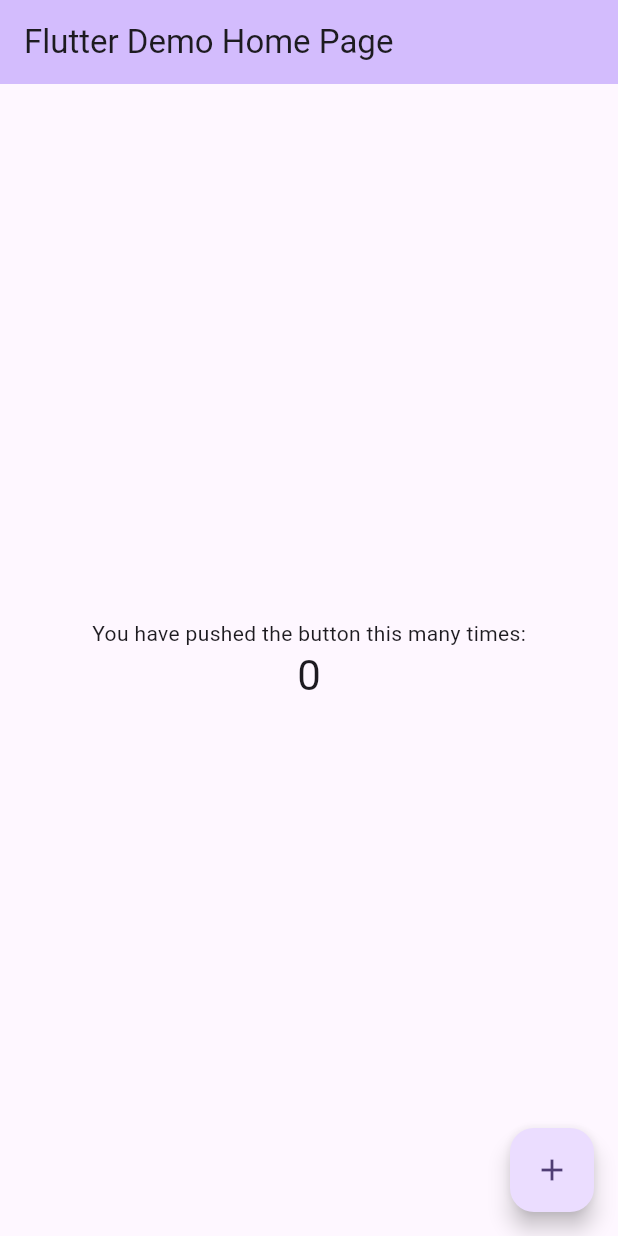
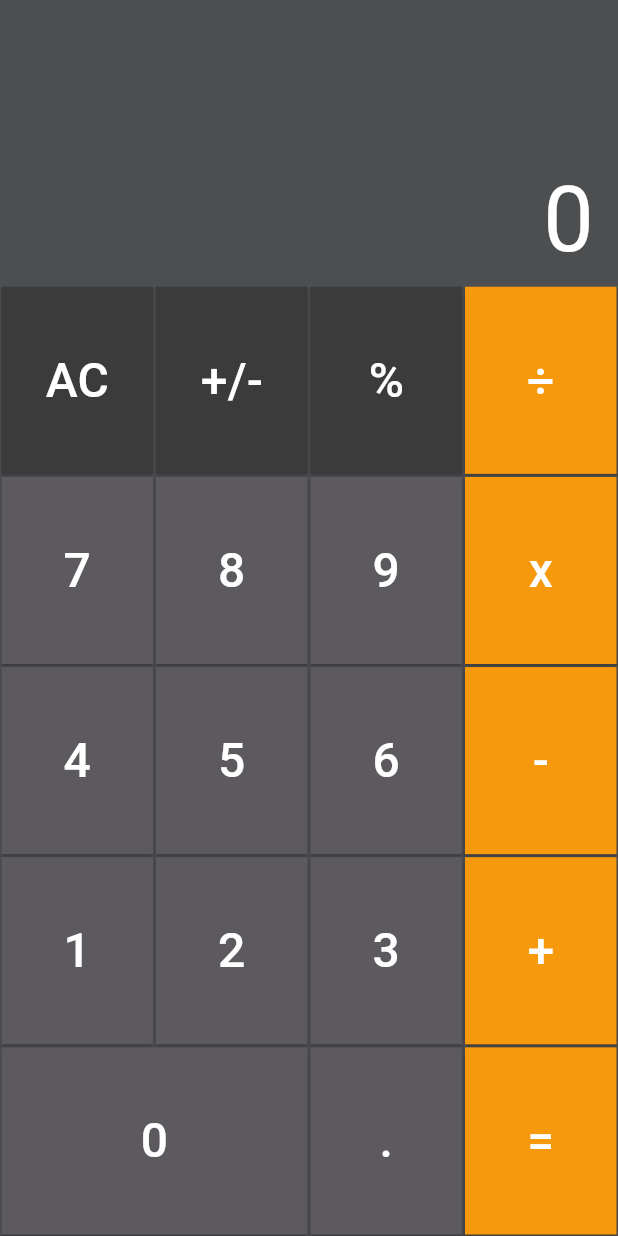
Before and after one commit to Okariuss/flutter-bootcamp-odev-1, a Flutter app: the screen it shows after launch, on a phone screen of 412 x 824 dp. Run offline on Flutter 3.47's test engine with Material 2 defaults, Android fonts, the phone set to English and light mode, and no system bars; generated files the repository leaves out were written again.

Commit message:
iOS Calculator with add operation finished

```diff
--- /dev/null
+++ b/Ödev 5/calculator/lib/app_colors.dart
@@ -0,0 +1,8 @@
+import 'package:flutter/material.dart';
+
+class AppColors {
+  static const backgroundColor = Color.fromRGBO(76, 78, 80, 1);
+  static const operationColor = Color.fromRGBO(247, 153, 12, 1);
+  static const numberColor = Color.fromRGBO(92, 90, 95, 1);
+  static const removeColor = Color.fromRGBO(59, 59, 59, 1);
+}
--- /dev/null
+++ b/Ödev 5/calculator/lib/calculator.dart
@@ -0,0 +1,327 @@
+import 'package:calculator/app_colors.dart';
+import 'package:calculator/default_button.dart';
+import 'package:calculator/result_text.dart';
+import 'package:flutter/material.dart';
+
+class Calculator extends StatefulWidget {
+  const Calculator({super.key});
+
+  @override
+  State<Calculator> createState() => _CalculatorState();
+}
+
+class _CalculatorState extends State<Calculator> {
+  String result = "0", removeString = "AC";
+  double fontSize = 60, showResult = 0;
+  bool isEqualClicked = false;
+
+  @override
+  Widget build(BuildContext context) {
+    double width = MediaQuery.sizeOf(context).width;
+
+    return Scaffold(
+      backgroundColor: AppColors.backgroundColor,
+      body: Column(
+        crossAxisAlignment: CrossAxisAlignment.stretch,
+        children: [
+          Expanded(
+            flex: 3,
+            child: Row(
+              mainAxisAlignment: MainAxisAlignment.end,
+              crossAxisAlignment: CrossAxisAlignment.end,
+              children: [
+                Padding(
+                  padding: const EdgeInsets.symmetric(horizontal: 16.0),
+                  child: ResultText(
+                    result: result,
+                    fontSize: fontSize,
+                  ),
+                ),
+              ],
+            ),
+          ),
+          Expanded(
+            flex: 2,
+            child: Row(
+              crossAxisAlignment: CrossAxisAlignment.stretch,
+              children: [
+                Expanded(
+                  child: DefaultButton(
+                    color: AppColors.removeColor,
+                    name: removeString,
+                    onPressed: () {
+                      setState(() {
+                        removeString = "AC";
+                        result = "0";
+                        showResult = 0;
+                        fontSize = 60;
+                      });
+                    },
+                  ),
+                ),
+                Expanded(
+                  child: DefaultButton(
+                    color: AppColors.removeColor,
+                    name: "+/-",
+                    onPressed: () {},
+                  ),
+                ),
+                Expanded(
+                  child: DefaultButton(
+                    color: AppColors.removeColor,
+                    name: "%",
+                    onPressed: () {},
+                  ),
+                ),
+                Expanded(
+                  child: DefaultButton(
+                    color: AppColors.operationColor,
+                    name: "÷",
+                    onPressed: () {},
+                  ),
+                ),
+              ],
+            ),
+          ),
+          Expanded(
+            flex: 2,
+            child: Row(
+              crossAxisAlignment: CrossAxisAlignment.stretch,
+              children: [
+                Expanded(
+                  child: DefaultButton(
+                    color: AppColors.numberColor,
+                    name: "7",
+                    onPressed: () {
+                      setState(() {
+                        changeUI(width, "7");
+                      });
+                    },
+                  ),
+                ),
+                Expanded(
+                  child: DefaultButton(
+                    color: AppColors.numberColor,
+                    name: "8",
+                    onPressed: () {
+                      setState(() {
+                        changeUI(width, "8");
+                      });
+                    },
+                  ),
+                ),
+                Expanded(
+                  child: DefaultButton(
+                    color: AppColors.numberColor,
+                    name: "9",
+                    onPressed: () {
+                      setState(() {
+                        changeUI(width, "9");
+                      });
+                    },
+                  ),
+                ),
+                Expanded(
+                  child: DefaultButton(
+                    color: AppColors.operationColor,
+                    name: "x",
+                    onPressed: () {},
+                  ),
+                ),
+              ],
+            ),
+          ),
+          Expanded(
+            flex: 2,
+            child: Row(
+              crossAxisAlignment: CrossAxisAlignment.stretch,
+              children: [
+                Expanded(
+                  child: DefaultButton(
+                    color: AppColors.numberColor,
+                    name: "4",
+                    onPressed: () {
+                      setState(() {
+                        changeUI(width, "4");
+                      });
+                    },
+                  ),
+                ),
+                Expanded(
+                  child: DefaultButton(
+                    color: AppColors.numberColor,
+                    name: "5",
+                    onPressed: () {
+                      setState(() {
+                        changeUI(width, "5");
+                      });
+                    },
+                  ),
+                ),
+                Expanded(
+                  child: DefaultButton(
+                    color: AppColors.numberColor,
+                    name: "6",
+                    onPressed: () {
+                      setState(() {
+                        changeUI(width, "6");
+                      });
+                    },
+                  ),
+                ),
+                Expanded(
+                  child: DefaultButton(
+                    color: AppColors.operationColor,
+                    name: "-",
+                    onPressed: () {},
+                  ),
+                ),
+              ],
+            ),
+          ),
+          Expanded(
+            flex: 2,
+            child: Row(
+              crossAxisAlignment: CrossAxisAlignment.stretch,
+              children: [
+                Expanded(
+                  child: DefaultButton(
+                    color: AppColors.numberColor,
+                    name: "1",
+                    onPressed: () {
+                      setState(() {
+                        changeUI(width, "1");
+                      });
+                    },
+                  ),
+                ),
+                Expanded(
+                  child: DefaultButton(
+                    color: AppColors.numberColor,
+                    name: "2",
+                    onPressed: () {
+                      setState(() {
+                        changeUI(width, "2");
+                      });
+                    },
+                  ),
+                ),
+                Expanded(
+                  child: DefaultButton(
+                    color: AppColors.numberColor,
+                    name: "3",
+                    onPressed: () {
+                      setState(() {
+                        changeUI(width, "3");
+                      });
+                    },
+                  ),
+                ),
+                Expanded(
+                  child: DefaultButton(
+                    color: AppColors.operationColor,
+                    name: "+",
+                    onPressed: () {
+                      showResult == 0
+                          ? showResult = double.parse(result)
+                          : showResult += double.parse(result);
+
+                      result = "0";
+                    },
+                  ),
+                ),
+              ],
+            ),
+          ),
+          Expanded(
+            flex: 2,
+            child: Row(
+              crossAxisAlignment: CrossAxisAlignment.stretch,
+              children: [
+                Expanded(
+                  child: DefaultButton(
+                    color: AppColors.numberColor,
+                    name: "0",
+                    onPressed: () {
+                      setState(() {
+                        changeUI(width, "0");
+                      });
+                    },
+                  ),
+                ),
+                Expanded(
+                  child: Row(
+                    crossAxisAlignment: CrossAxisAlignment.stretch,
+                    children: [
+                      Expanded(
+                        child: DefaultButton(
+                          color: AppColors.numberColor,
+                          name: ".",
+                          onPressed: () {
+                            setState(() {
+                              removeString = "C";
+                              isEqualClicked
+                                  ? result = "0."
+                                  : {
+                                      if (!result.contains(".")) {result += "."}
+                                    };
+                              isEqualClicked = false;
+                            });
+                          },
+                        ),
+                      ),
+                      Expanded(
+                        child: DefaultButton(
+                          color: AppColors.operationColor,
+                          name: "=",
+                          onPressed: () {
+                            setState(() {
+                              isEqualClicked = true;
+                              if (result != 0) {
+                                result = "${showResult + double.parse(result)}";
+                                showResult = 0;
+                              } else {
+                                result = "$showResult";
+                              }
+                              resultFormat();
+                              checkSize(width);
+                            });
+                          },
+                        ),
+                      ),
+                    ],
+                  ),
+                ),
+              ],
+            ),
+          ),
+        ],
+      ),
+    );
+  }
+
+  void changeUI(double width, String name) {
+    checkSize(width);
+    removeString = "C";
+    isEqualClicked
+        ? result = name
+        : (result == "0" ? result = name : result += name);
+    isEqualClicked = false;
+  }
+
+  void resultFormat() {
+    if (result.endsWith(".")) {
+      result = result.replaceAll(".", "");
+    } else if (result.endsWith(".0")) {
+      result = result.replaceAll(".0", "");
+    }
+  }
+
+  void checkSize(double width) {
+    if (result.length * fontSize < width) {
+      fontSize = 60;
+    } else {
+      fontSize = width / result.length;
+    }
+  }
+}
--- /dev/null
+++ b/Ödev 5/calculator/lib/default_button.dart
@@ -0,0 +1,36 @@
+import 'package:flutter/material.dart';
+
+class DefaultButton extends StatefulWidget {
+  final Color color;
+  final String name;
+  final void Function()? onPressed;
+
+  const DefaultButton(
+      {super.key, required this.color, required this.name, this.onPressed});
+  @override
+  State<DefaultButton> createState() => _DefaultButtonState();
+}
+
+class _DefaultButtonState extends State<DefaultButton> {
+  @override
+  Widget build(BuildContext context) {
+    return Padding(
+      padding: const EdgeInsets.all(1),
+      child: ElevatedButton(
+        style: ElevatedButton.styleFrom(
+          shape: const LinearBorder(),
+          backgroundColor: widget.color,
+          foregroundColor: Colors.grey,
+        ),
+        onPressed: widget.onPressed,
+        child: Text(
+          widget.name,
+          style: const TextStyle(
+            fontSize: 32,
+            color: Colors.white,
+          ),
+        ),
+      ),
+    );
+  }
+}
--- a/Ödev 5/calculator/lib/main.dart
+++ b/Ödev 5/calculator/lib/main.dart
@@ -1,3 +1,4 @@
+import 'package:calculator/calculator.dart';
 import 'package:flutter/material.dart';
 
 void main() {
@@ -7,119 +8,16 @@ void main() {
 class MyApp extends StatelessWidget {
   const MyApp({super.key});
 
-  // This widget is the root of your application.
   @override
   Widget build(BuildContext context) {
     return MaterialApp(
       title: 'Flutter Demo',
+      debugShowCheckedModeBanner: false,
       theme: ThemeData(
-        // This is the theme of your application.
-        //
-        // TRY THIS: Try running your application with "flutter run". You'll see
-        // the application has a blue toolbar. Then, without quitting the app,
-        // try changing the seedColor in the colorScheme below to Colors.green
-        // and then invoke "hot reload" (save your changes or press the "hot
-        // reload" button in a Flutter-supported IDE, or press "r" if you used
-        // the command line to start the app).
-        //
-        // Notice that the counter didn't reset back to zero; the application
-        // state is not lost during the reload. To reset the state, use hot
-        // restart instead.
-        //
-        // This works for code too, not just values: Most code changes can be
-        // tested with just a hot reload.
         colorScheme: ColorScheme.fromSeed(seedColor: Colors.deepPurple),
         useMaterial3: true,
       ),
-      home: const MyHomePage(title: 'Flutter Demo Home Page'),
+      home: const Calculator(),
     );
   }
 }
-
-class MyHomePage extends StatefulWidget {
-  const MyHomePage({super.key, required this.title});
-
-  // This widget is the home page of your application. It is stateful, meaning
-  // that it has a State object (defined below) that contains fields that affect
-  // how it looks.
-
-  // This class is the configuration for the state. It holds the values (in this
-  // case the title) provided by the parent (in this case the App widget) and
-  // used by the build method of the State. Fields in a Widget subclass are
-  // always marked "final".
-
-  final String title;
-
-  @override
-  State<MyHomePage> createState() => _MyHomePageState();
-}
-
-class _MyHomePageState extends State<MyHomePage> {
-  int _counter = 0;
-
-  void _incrementCounter() {
-    setState(() {
-      // This call to setState tells the Flutter framework that something has
-      // changed in this State, which causes it to rerun the build method below
-      // so that the display can reflect the updated values. If we changed
-      // _counter without calling setState(), then the build method would not be
-      // called again, and so nothing would appear to happen.
-      _counter++;
-    });
-  }
-
-  @override
-  Widget build(BuildContext context) {
-    // This method is rerun every time setState is called, for instance as done
-    // by the _incrementCounter method above.
-    //
-    // The Flutter framework has been optimized to make rerunning build methods
-    // fast, so that you can just rebuild anything that needs updating rather
-    // than having to individually change instances of widgets.
-    return Scaffold(
-      appBar: AppBar(
-        // TRY THIS: Try changing the color here to a specific color (to
-        // Colors.amber, perhaps?) and trigger a hot reload to see the AppBar
-        // change color while the other colors stay the same.
-        backgroundColor: Theme.of(context).colorScheme.inversePrimary,
-        // Here we take the value from the MyHomePage object that was created by
-        // the App.build method, and use it to set our appbar title.
-        title: Text(widget.title),
-      ),
-      body: Center(
-        // Center is a layout widget. It takes a single child and positions it
-        // in the middle of the parent.
-        child: Column(
-          // Column is also a layout widget. It takes a list of children and
-          // arranges them vertically. By default, it sizes itself to fit its
-          // children horizontally, and tries to be as tall as its parent.
-          //
-          // Column has various properties to control how it sizes itself and
-          // how it positions its children. Here we use mainAxisAlignment to
-          // center the children vertically; the main axis here is the vertical
-          // axis because Columns are vertical (the cross axis would be
-          // horizontal).
-          //
-          // TRY THIS: Invoke "debug painting" (choose the "Toggle Debug Paint"
-          // action in the IDE, or press "p" in the console), to see the
-          // wireframe for each widget.
-          mainAxisAlignment: MainAxisAlignment.center,
-          children: <Widget>[
-            const Text(
-              'You have pushed the button this many times:',
-            ),
-            Text(
-              '$_counter',
-              style: Theme.of(context).textTheme.headlineMedium,
-            ),
-          ],
-        ),
-      ),
-      floatingActionButton: FloatingActionButton(
-        onPressed: _incrementCounter,
-        tooltip: 'Increment',
-        child: const Icon(Icons.add),
-      ), // This trailing comma makes auto-formatting nicer for build methods.
-    );
-  }
-}
--- /dev/null
+++ b/Ödev 5/calculator/lib/result_text.dart
@@ -0,0 +1,28 @@
+import 'package:flutter/material.dart';
+
+class ResultText extends StatefulWidget {
+  const ResultText({
+    super.key,
+    required this.result,
+    required this.fontSize,
+  });
+
+  final String result;
+  final double fontSize;
+
+  @override
+  State<ResultText> createState() => _ResultTextState();
+}
+
+class _ResultTextState extends State<ResultText> {
+  @override
+  Widget build(BuildContext context) {
+    return Text(
+      widget.result,
+      style: TextStyle(
+        fontSize: widget.fontSize,
+        color: Colors.white,
+      ),
+    );
+  }
+}
```
